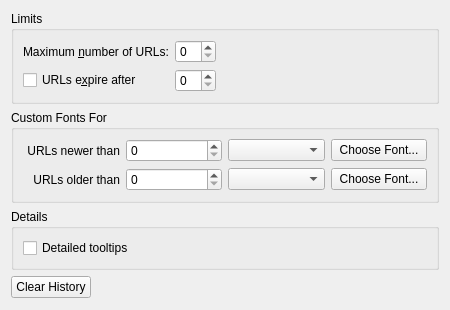
First picture: the form in sidebar/history_module/history_dlg.ui, repository KDE/konqueror, before the edit.
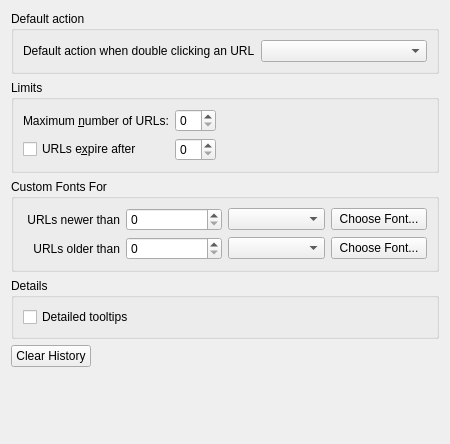
Second picture: the form after the edit.

Commit message: Allow the user to choose how to open an URL from history when activating it

```diff
--- a/sidebar/history_module/history_dlg.ui
+++ b/sidebar/history_module/history_dlg.ui
@@ -1,24 +1,46 @@
 <ui version="4.0" >
  <class>KonqSidebarHistoryDlg</class>
- <widget class="QWidget" name="KonqSidebarHistoryDlg" >
-  <property name="geometry" >
+ <widget class="QWidget" name="KonqSidebarHistoryDlg">
+  <property name="geometry">
    <rect>
     <x>0</x>
     <y>0</y>
     <width>450</width>
-    <height>310</height>
+    <height>444</height>
    </rect>
   </property>
-  <layout class="QVBoxLayout" >
+  <layout class="QVBoxLayout" name="verticalLayout">
    <item>
-    <widget class="QGroupBox" name="gbLimits" >
-     <property name="title" >
+    <widget class="QGroupBox" name="gbDefaultAction">
+     <property name="title">
+      <string>Default action</string>
+     </property>
+     <layout class="QFormLayout" name="formLayout">
+      <item row="0" column="0">
+       <widget class="QLabel" name="lDefault">
+        <property name="text">
+         <string>Default action when double clicking an URL</string>
+        </property>
+       </widget>
+      </item>
+      <item row="0" column="1">
+       <widget class="QComboBox" name="comboDefaultAction"/>
+      </item>
+     </layout>
+    </widget>
+   </item>
+   <item>
+    <widget class="QGroupBox" name="gbLimits">
+     <property name="title">
       <string>Limits</string>
      </property>
-     <layout class="QGridLayout" >
-      <item row="1" column="2" >
-       <spacer name="Spacer1" >
-        <property name="orientation" >
+     <layout class="QGridLayout">
+      <item row="0" column="1">
+       <widget class="QSpinBox" name="spinEntries"/>
+      </item>
+      <item row="1" column="2">
+       <spacer name="Spacer1">
+        <property name="orientation">
          <enum>Qt::Horizontal</enum>
         </property>
         <property name="sizeType" >
@@ -32,19 +54,19 @@
         </property>
        </spacer>
       </item>
-      <item row="1" column="0" >
-       <widget class="QCheckBox" name="cbExpire" >
-        <property name="text" >
+      <item row="1" column="0">
+       <widget class="QCheckBox" name="cbExpire">
+        <property name="text">
          <string>URLs e&amp;xpire after</string>
         </property>
        </widget>
       </item>
-      <item row="1" column="1" >
-       <widget class="QSpinBox" name="spinExpire" />
+      <item row="1" column="1">
+       <widget class="QSpinBox" name="spinExpire"/>
       </item>
-      <item row="0" column="0" >
-       <widget class="QLabel" name="lEntries" >
-        <property name="text" >
+      <item row="0" column="0">
+       <widget class="QLabel" name="lEntries">
+        <property name="text">
          <string>Maximum &amp;number of URLs:</string>
         </property>
         <property name="wordWrap" >
@@ -55,30 +77,27 @@
         </property>
        </widget>
       </item>
-      <item row="0" column="1" >
-       <widget class="QSpinBox" name="spinEntries" />
-      </item>
      </layout>
     </widget>
    </item>
    <item>
-    <widget class="QGroupBox" name="gbFonts" >
-     <property name="title" >
+    <widget class="QGroupBox" name="gbFonts">
+     <property name="title">
       <string>Custom Fonts For</string>
      </property>
-     <layout class="QGridLayout" >
-      <item row="0" column="1" >
-       <widget class="QSpinBox" name="spinNewer" />
+     <layout class="QGridLayout">
+      <item row="0" column="1">
+       <widget class="QSpinBox" name="spinNewer"/>
       </item>
-      <item row="1" column="1" >
-       <widget class="QSpinBox" name="spinOlder" />
+      <item row="1" column="1">
+       <widget class="QSpinBox" name="spinOlder"/>
       </item>
-      <item row="1" column="2" >
-       <widget class="QComboBox" name="comboOlder" />
+      <item row="1" column="2">
+       <widget class="QComboBox" name="comboOlder"/>
       </item>
-      <item row="0" column="0" >
-       <widget class="QLabel" name="lbNewer" >
-        <property name="text" >
+      <item row="0" column="0">
+       <widget class="QLabel" name="lbNewer">
+        <property name="text">
          <string>URLs newer than</string>
         </property>
         <property name="alignment" >
@@ -89,19 +108,19 @@
         </property>
        </widget>
       </item>
-      <item row="0" column="2" >
-       <widget class="QComboBox" name="comboNewer" />
+      <item row="0" column="2">
+       <widget class="QComboBox" name="comboNewer"/>
       </item>
-      <item row="1" column="3" >
-       <widget class="QPushButton" name="btnFontOlder" >
-        <property name="text" >
+      <item row="1" column="3">
+       <widget class="QPushButton" name="btnFontOlder">
+        <property name="text">
          <string>Choose Font...</string>
         </property>
        </widget>
       </item>
-      <item row="1" column="0" >
-       <widget class="QLabel" name="lbOlder" >
-        <property name="text" >
+      <item row="1" column="0">
+       <widget class="QLabel" name="lbOlder">
+        <property name="text">
          <string>URLs older than</string>
         </property>
         <property name="alignment" >
@@ -112,9 +131,9 @@
         </property>
        </widget>
       </item>
-      <item row="0" column="3" >
-       <widget class="QPushButton" name="btnFontNewer" >
-        <property name="text" >
+      <item row="0" column="3">
+       <widget class="QPushButton" name="btnFontNewer">
+        <property name="text">
          <string>Choose Font...</string>
         </property>
        </widget>
@@ -123,14 +142,14 @@
     </widget>
    </item>
    <item>
-    <widget class="QGroupBox" name="gbDetails" >
-     <property name="title" >
+    <widget class="QGroupBox" name="gbDetails">
+     <property name="title">
       <string>Details</string>
      </property>
-     <layout class="QHBoxLayout" >
+     <layout class="QHBoxLayout">
       <item>
-       <widget class="QCheckBox" name="cbDetailedTips" >
-        <property name="toolTip" >
+       <widget class="QCheckBox" name="cbDetailedTips">
+        <property name="toolTip">
          <string>Shows the number of times visited and the dates of the first and last visits, in addition to the URL</string>
         </property>
         <property name="text" >
@@ -142,17 +161,17 @@
     </widget>
    </item>
    <item>
-    <layout class="QHBoxLayout" >
+    <layout class="QHBoxLayout">
      <item>
-      <widget class="QPushButton" name="btnClearHistory" >
-       <property name="text" >
+      <widget class="QPushButton" name="btnClearHistory">
+       <property name="text">
         <string>Clear History</string>
        </property>
       </widget>
      </item>
      <item>
-      <spacer name="Spacer3" >
-       <property name="orientation" >
+      <spacer name="Spacer3">
+       <property name="orientation">
         <enum>Qt::Horizontal</enum>
        </property>
        <property name="sizeType" >
@@ -169,8 +188,8 @@
     </layout>
    </item>
    <item>
-    <spacer name="Spacer2" >
-     <property name="orientation" >
+    <spacer name="Spacer2">
+     <property name="orientation">
       <enum>Qt::Vertical</enum>
      </property>
      <property name="sizeType" >
```
Left out of the diff: 31 changed lines with no effect on the pictures. The commit also changes 12 other files.
